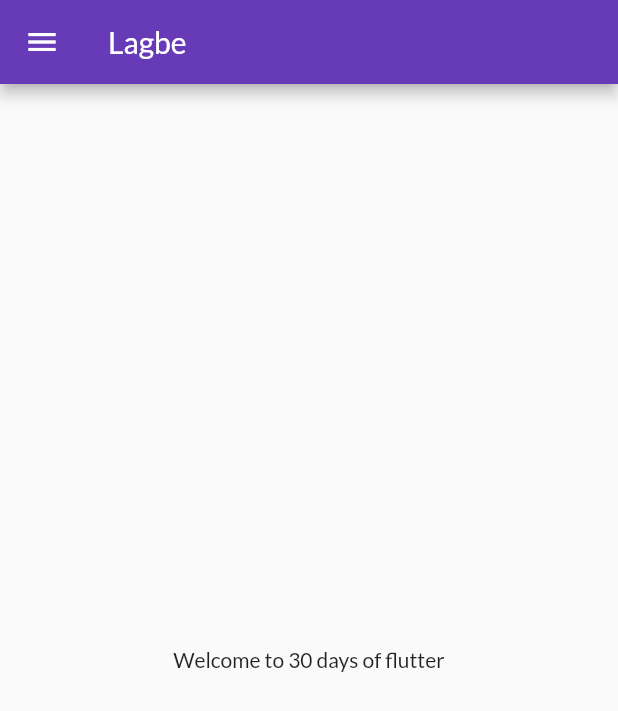
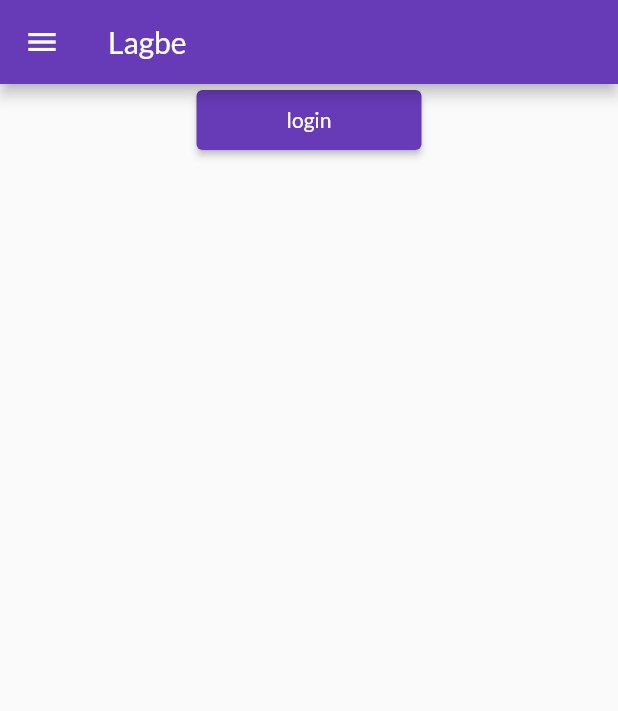
Before and after one commit to hossain-shahrier/basic_first_first, a Flutter app: the HomeScreen screen opened directly, on a phone screen of 412 x 824 dp. Shown: the top 711 px of the screen. Run offline on Flutter 3.47's test engine with Material 2 defaults, Android fonts, the phone set to English and light mode, and no system bars; our stand-ins replace google_fonts.

Commit message:
day5|ScrollbarView|Routes & Utils

```diff
--- a/lib/main.dart
+++ b/lib/main.dart
@@ -1,5 +1,6 @@
 import 'package:basic_flutter/screens/home_screen.dart';
 import 'package:basic_flutter/screens/login_screen.dart';
+import 'package:basic_flutter/utils/routes.dart';
 import 'package:flutter/material.dart';
 import 'package:google_fonts/google_fonts.dart';
 
@@ -15,6 +16,7 @@ class MyApp extends StatelessWidget {
   Widget build(BuildContext context) {
     return MaterialApp(
       themeMode: ThemeMode.light,
+      debugShowCheckedModeBanner: false,
       theme: ThemeData(
           primarySwatch: Colors.deepPurple,
           fontFamily: GoogleFonts.lato().fontFamily),
@@ -22,7 +24,8 @@ class MyApp extends StatelessWidget {
       initialRoute: "/",
       routes: {
         "/": (context) => const LoginScreen(),
-        "/home": (context) => const HomeScreen(),
+        MyRoutes.homeRoute: (context) => const HomeScreen(),
+        MyRoutes.loginRoute: (context) => const LoginScreen(),
       },
     );
   }
--- a/lib/screens/home_screen.dart
+++ b/lib/screens/home_screen.dart
@@ -1,8 +1,10 @@
 import 'package:flutter/material.dart';
+
+import '../utils/routes.dart';
 
 class HomeScreen extends StatelessWidget {
   final int days = 30;
-  final String name = "flutter";
+  final String name = "dart";
 
   const HomeScreen({super.key});
   @override
@@ -13,7 +15,20 @@ class HomeScreen extends StatelessWidget {
       ),
       drawer: const Drawer(),
       body: Center(
-        child: Text("Welcome to $days days of $name"),
+        child: Column(children: [
+          ElevatedButton(
+            style: TextButton.styleFrom(
+              minimumSize: const Size(150, 40),
+            ),
+            onPressed: () {
+              Navigator.pushNamed(
+                context,
+                MyRoutes.loginRoute,
+              );
+            },
+            child: const Text("login"),
+          )
+        ]),
       ),
     );
   }
--- /dev/null
+++ b/lib/utils/routes.dart
@@ -0,0 +1,4 @@
+class MyRoutes {
+  static String loginRoute = "/login";
+  static String homeRoute = "/";
+}
```
Also changed, not shown: lib/screens/login_screen.dart (+12 -4 lines).
